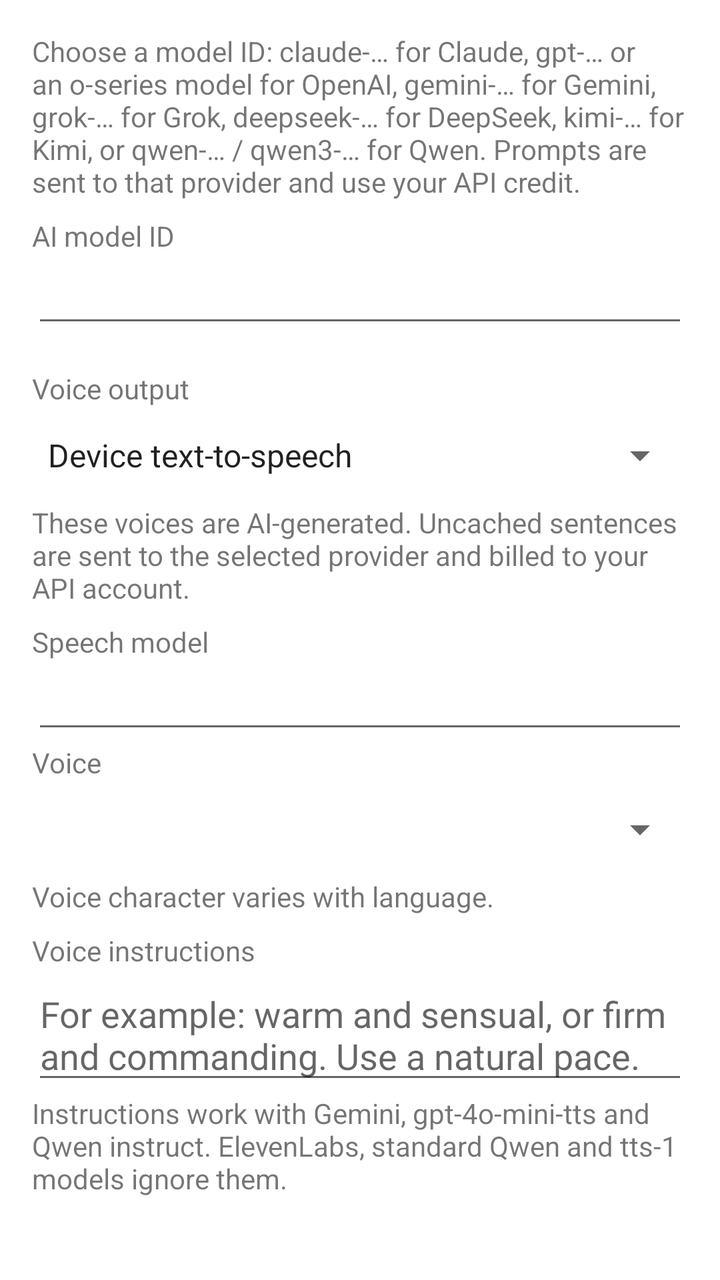
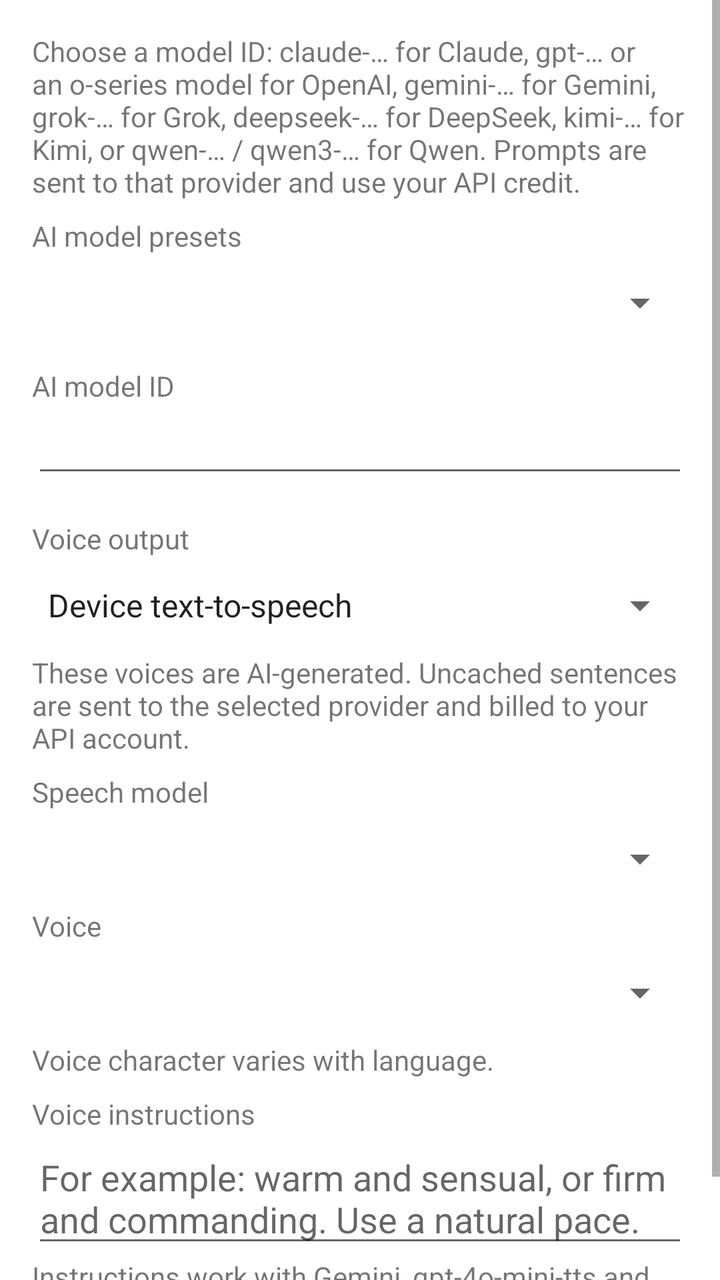

Screens rendered from an Android XML layout before and after an edit, with the pre-edit source and the edit as a unified diff.
<!-- AndroidManifest.xml: application theme Theme.MyMeditation -->
<!-- res/layout/dialog_ai_settings.xml -->
<?xml version="1.0" encoding="utf-8"?>
<ScrollView xmlns:android="http://schemas.android.com/apk/res/android"
    android:layout_width="match_parent"
    android:layout_height="wrap_content">
<LinearLayout
    android:layout_width="match_parent"
    android:layout_height="wrap_content"
    android:orientation="vertical"
    android:padding="@dimen/activity_horizontal_margin">

    <TextView
        android:layout_width="match_parent"
        android:layout_height="wrap_content"
        android:text="@string/ai_settings_description" />

    <TextView
        android:layout_width="match_parent"
        android:layout_height="wrap_content"
        android:layout_marginTop="@dimen/activity_heading_margin"
        android:labelFor="@id/editTextAiModel"
        android:text="@string/ai_model_hint" />

    <EditText
        android:id="@+id/editTextAiModel"
        android:layout_width="match_parent"
        android:layout_height="wrap_content"
        android:importantForAutofill="no"
        android:inputType="textNoSuggestions"
        android:singleLine="true" />

    <TextView
        android:layout_width="match_parent"
        android:layout_height="wrap_content"
        android:layout_marginTop="@dimen/activity_vertical_margin"
        android:labelFor="@id/spinnerSpeechBackend"
        android:text="@string/speech_output_label" />
    <Spinner
        android:id="@+id/spinnerSpeechBackend"
        android:layout_width="match_parent"
        android:layout_height="48dp"
        android:entries="@array/speech_backend_options" />
    <LinearLayout
        android:id="@+id/openAiSpeechSettings"
        android:layout_width="match_parent"
        android:layout_height="wrap_content"
        android:orientation="vertical">
        <TextView
            android:layout_width="match_parent"
            android:layout_height="wrap_content"
            android:text="@string/speech_notice" />
        <TextView
            android:layout_width="match_parent"
            android:layout_height="wrap_content"
            android:layout_marginTop="@dimen/activity_heading_margin"
            android:labelFor="@id/editTextSpeechModel"
            android:text="@string/speech_model_label" />
        <EditText
            android:id="@+id/editTextSpeechModel"
            android:layout_width="match_parent"
            android:layout_height="wrap_content"
            android:inputType="textNoSuggestions"
            android:importantForAutofill="no"
            android:singleLine="true" />
        <TextView
            android:layout_width="match_parent"
            android:layout_height="wrap_content"
            android:labelFor="@id/spinnerSpeechVoice"
            android:text="@string/speech_voice_label" />
        <Spinner
            android:id="@+id/spinnerSpeechVoice"
            android:layout_width="match_parent"
            android:layout_height="48dp" />
        <LinearLayout
            android:id="@+id/elevenVoiceButtons"
            android:layout_width="match_parent"
            android:layout_height="wrap_content"
            android:orientation="horizontal"
            android:visibility="gone">
            <Button
                android:id="@+id/buttonAddVoice"
                android:layout_width="0dp"
                android:layout_height="wrap_content"
                android:layout_weight="1"
                android:layout_marginEnd="@dimen/activity_heading_margin"
                android:paddingStart="8dp"
                android:paddingEnd="8dp"
                android:singleLine="true"
                android:textAllCaps="false"
                android:text="@string/button_add_voice" />
            <Button
                android:id="@+id/buttonEditVoice"
                android:layout_width="0dp"
                android:layout_height="wrap_content"
                android:layout_weight="1"
                android:paddingStart="8dp"
                android:paddingEnd="8dp"
                android:singleLine="true"
                android:textAllCaps="false"
                android:text="@string/button_edit_voice" />
        </LinearLayout>
        <TextView
            android:layout_width="match_parent"
            android:layout_height="wrap_content"
            android:text="@string/speech_voice_hint" />
        <TextView
            android:layout_width="match_parent"
            android:layout_height="wrap_content"
            android:layout_marginTop="@dimen/activity_heading_margin"
            android:labelFor="@id/editTextSpeechStyle"
            android:text="@string/speech_style_label" />
        <EditText
            android:id="@+id/editTextSpeechStyle"
            android:layout_width="match_parent"
            android:layout_height="wrap_content"
            android:hint="@string/speech_style_hint"
            android:inputType="textMultiLine|textCapSentences"
            android:importantForAutofill="no"
            android:minLines="2"
            android:gravity="top" />
        <TextView
            android:layout_width="match_parent"
            android:layout_height="wrap_content"
            android:text="@string/speech_style_note" />
    </LinearLayout>
</LinearLayout>
</ScrollView>
<!-- resources referenced by this layout -->
<resources>
  <string-array name="speech_backend_options">
          <item>Device text-to-speech</item>
          <item>OpenAI speech</item>
          <item>Gemini speech</item>
          <item>Qwen TTS (international)</item>
          <item>ElevenLabs speech</item>
      </string-array>
  <dimen name="activity_heading_margin">8dp</dimen>
  <dimen name="activity_horizontal_margin">16dp</dimen>
  <dimen name="activity_vertical_margin">16dp</dimen>
  <string name="ai_model_hint">AI model ID</string>
  <string name="ai_settings_description">Choose a model ID: claude-… for Claude, gpt-… or an o-series model for OpenAI, gemini-… for Gemini, grok-… for Grok, deepseek-… for DeepSeek, kimi-… for Kimi, or qwen-… / qwen3-… for Qwen. Prompts are sent to that provider and use your API credit.</string>
  <string name="button_add_voice">Add voice</string>
  <string name="button_edit_voice">Edit</string>
  <string name="speech_model_label">Speech model</string>
  <string name="speech_notice">These voices are AI-generated. Uncached sentences are sent to the selected provider and billed to your API account.</string>
  <string name="speech_output_label">Voice output</string>
  <string name="speech_style_hint">For example: warm and sensual, or firm and commanding. Use a natural pace.</string>
  <string name="speech_style_label">Voice instructions</string>
  <string name="speech_style_note">Instructions work with Gemini, gpt-4o-mini-tts and Qwen instruct. ElevenLabs, standard Qwen and tts-1 models ignore them.</string>
  <string name="speech_voice_hint">Voice character varies with language.</string>
  <string name="speech_voice_label">Voice</string>
  <style name="Theme.MyMeditation" parent="Theme.MaterialComponents.DayNight.DarkActionBar">
          
          <item name="colorPrimary">@color/purple_500</item>
          <item name="colorPrimaryVariant">@color/purple_700</item>
          <item name="colorOnPrimary">@color/white</item>
          
          <item name="colorSecondary">@color/teal_200</item>
          <item name="colorSecondaryVariant">@color/teal_700</item>
          <item name="colorOnSecondary">@color/black</item>
          
          <item name="android:statusBarColor">?attr/colorPrimaryVariant</item>
          
      </style>
  <color name="purple_500">#FF6200EE</color>
  <color name="purple_700">#FF3700B3</color>
  <color name="white">#FFFFFFFF</color>
  <color name="teal_200">#FF03DAC5</color>
  <color name="teal_700">#FF018786</color>
  <color name="black">#FF000000</color>
</resources>

<!-- the commit's change to res/layout/dialog_ai_settings.xml (unified diff, before → after) -->
@@ -12,6 +12,17 @@
         android:layout_width="match_parent"
         android:layout_height="wrap_content"
         android:text="@string/ai_settings_description" />
+
+    <TextView
+        android:layout_width="match_parent"
+        android:layout_height="wrap_content"
+        android:layout_marginTop="@dimen/activity_heading_margin"
+        android:labelFor="@id/spinnerAiModelPreset"
+        android:text="@string/ai_model_presets_label" />
+    <Spinner
+        android:id="@+id/spinnerAiModelPreset"
+        android:layout_width="match_parent"
+        android:layout_height="48dp" />
 
     <TextView
         android:layout_width="match_parent"
@@ -52,15 +63,12 @@
             android:layout_width="match_parent"
             android:layout_height="wrap_content"
             android:layout_marginTop="@dimen/activity_heading_margin"
-            android:labelFor="@id/editTextSpeechModel"
+            android:labelFor="@id/spinnerSpeechModel"
             android:text="@string/speech_model_label" />
-        <EditText
-            android:id="@+id/editTextSpeechModel"
+        <Spinner
+            android:id="@+id/spinnerSpeechModel"
             android:layout_width="match_parent"
-            android:layout_height="wrap_content"
-            android:inputType="textNoSuggestions"
-            android:importantForAutofill="no"
-            android:singleLine="true" />
+            android:layout_height="48dp" />
         <TextView
             android:layout_width="match_parent"
             android:layout_height="wrap_content"
<!-- resource entries referenced after the edit -->
@@ -11,6 +11,7 @@
   <dimen name="activity_horizontal_margin">16dp</dimen>
   <dimen name="activity_vertical_margin">16dp</dimen>
   <string name="ai_model_hint">AI model ID</string>
+  <string name="ai_model_presets_label">AI model presets</string>
   <string name="ai_settings_description">Choose a model ID: claude-… for Claude, gpt-… or an o-series model for OpenAI, gemini-… for Gemini, grok-… for Grok, deepseek-… for DeepSeek, kimi-… for Kimi, or qwen-… / qwen3-… for Qwen. Prompts are sent to that provider and use your API credit.</string>
   <string name="button_add_voice">Add voice</string>
   <string name="button_edit_voice">Edit</string>
